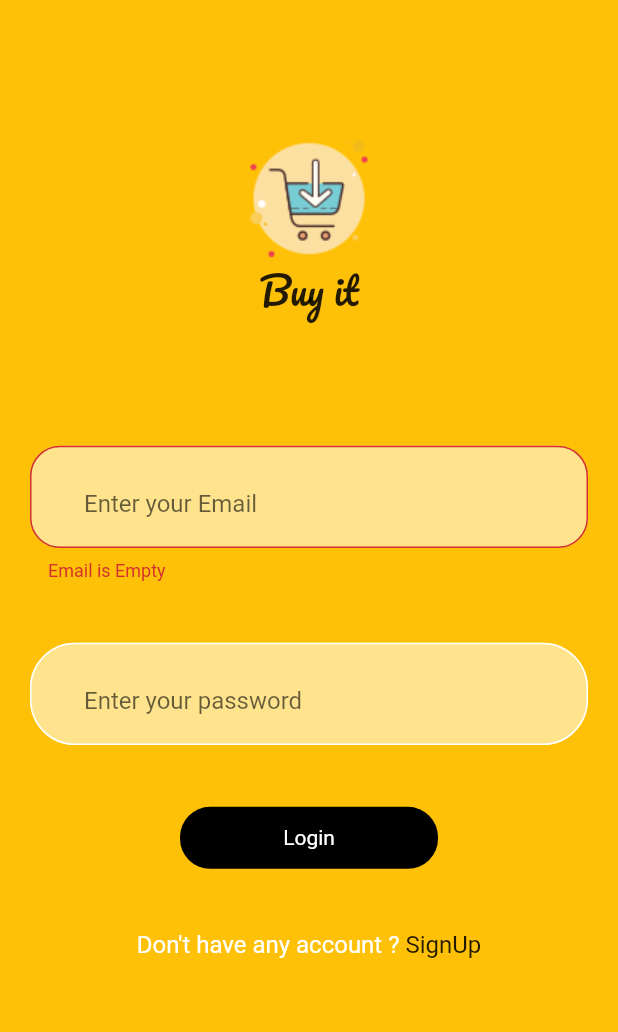
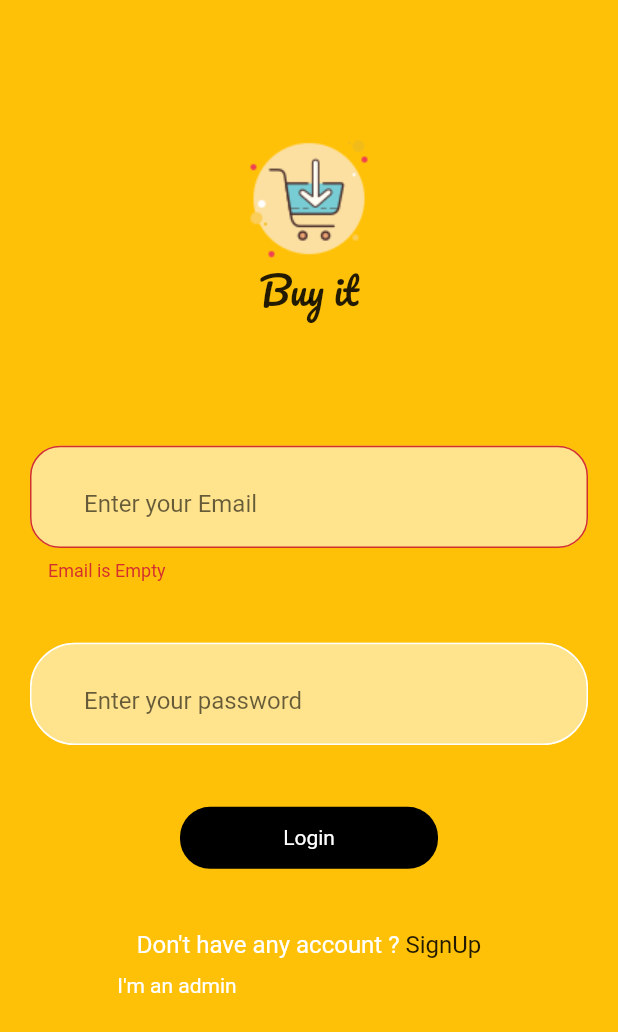
Before and after one commit to hager-shiref/E_Commerce, a Flutter app: the screen it shows after launch, after a tap on "Login", on a phone screen of 412 x 824 dp. Shown: the top 1032 px of the screen. Run offline on Flutter 3.47's test engine with Material 2 defaults, Android fonts, the phone set to English and light mode, and no system bars; our stand-ins replace firebase_auth, firebase_core, modal_progress_hud_nsn; accounts and stored records are empty.

Commit message:
switching between admin and user

```diff
--- a/lib/main.dart
+++ b/lib/main.dart
@@ -1,4 +1,6 @@
+import 'package:e_commerce/provider/adminMode.dart';
 import 'package:e_commerce/provider/modelHub.dart';
+import 'package:e_commerce/screens/admin_home.dart';
 import 'package:e_commerce/screens/login_screen.dart';
 import 'package:flutter/material.dart';
 import 'package:provider/provider.dart';
@@ -14,16 +16,22 @@ void main()async {
 class MyApp extends StatelessWidget {
   @override
   Widget build(BuildContext context) {
-    return ChangeNotifierProvider<ModelHub>(
-      create: (context)=>ModelHub(),
+    return  MultiProvider(
+      providers: [
+        ChangeNotifierProvider<ModelHub>(
+      create: (context)=>ModelHub(),),
+      ChangeNotifierProvider<AdminMode>(create: (context)=>AdminMode(),)
+      ],
           child: MaterialApp(
           debugShowCheckedModeBanner: false,
           initialRoute: LoginScreen.id,
           routes: {
             LoginScreen.id:(context)=>LoginScreen(),
             SignUpScreen.id:(context)=>SignUpScreen(),
-          HomePage.id:(context)=>HomePage()
+            HomePage.id:(context)=>HomePage(),
+            AdminHome.id:(context)=>AdminHome()
           },
+
       ),
     );
   }
--- /dev/null
+++ b/lib/provider/adminMode.dart
@@ -0,0 +1,12 @@
+import 'package:flutter/cupertino.dart';
+
+class AdminMode extends ChangeNotifier
+{
+  bool isAdmin=false;
+  changeIsAdmin(bool value)
+  {
+    isAdmin=value;
+    notifyListeners();
+  }
+
+}
--- /dev/null
+++ b/lib/screens/admin_home.dart
@@ -0,0 +1,13 @@
+import 'package:e_commerce/constant.dart';
+import 'package:flutter/material.dart';
+class AdminHome extends StatelessWidget {
+  static String id='AdminHome';
+  @override
+  Widget build(BuildContext context) {
+    return Scaffold(
+      backgroundColor: kMainColor,
+      body: Container(),
+
+    );
+  }
+}
--- a/lib/screens/login_screen.dart
+++ b/lib/screens/login_screen.dart
@@ -1,3 +1,5 @@
+import 'package:e_commerce/provider/adminMode.dart';
+import 'package:e_commerce/provider/modelHub.dart';
 import 'package:e_commerce/screens/home_page.dart';
 import 'package:e_commerce/screens/signUp_screen.dart';
 import 'package:e_commerce/widgets/custom_stack.dart';
@@ -5,10 +7,15 @@ import 'package:flutter/material.dart';
 import 'package:e_commerce/constant.dart';
 import 'package:e_commerce/widgets/custom_text_field.dart';
 import 'package:e_commerce/services/auth.dart';
+import 'package:provider/provider.dart';
+
+import 'admin_home.dart';
 class LoginScreen extends StatelessWidget {
   static String id='LoginScreen';
   String _email,_password;
   final _auth=Auth();
+  bool isAdmin=false;
+  final adminPassword='admin123456789';
    final GlobalKey<FormState>_globalKey=GlobalKey<FormState>();
   @override
   Widget build(BuildContext context) {
@@ -42,22 +49,11 @@ class LoginScreen extends StatelessWidget {
               Padding(
                 padding: const EdgeInsets.symmetric(horizontal: 120),
                 child: InkWell(
-                  onTap: ()async
+                  onTap: ()
                   {
-                    if(_globalKey.currentState.validate())
-                    {
-                     try{
-                       _globalKey.currentState.save();
-                      final result= await _auth.signIn(_email, _password);
-                      Navigator.pushNamed(context, HomePage.id);
-                     }
-                     catch(e){
-                       ScaffoldMessenger.of(context).showSnackBar(
-                         SnackBar(content: Text(e.message))
-                       );
-                     }
-                    }
+                    _validate(context);
                   },
+
                   child: Container(
                     height: height/20,
                  decoration: BoxDecoration( color: Colors.black,
@@ -85,6 +81,31 @@ class LoginScreen extends StatelessWidget {
                     style: TextStyle(fontSize: 16),),
                   )
                 ],
+              ),
+              Padding(
+                padding: const EdgeInsets.symmetric(horizontal: 30,vertical: 10),
+                child: Row(
+                  children: [
+                    Expanded(child: GestureDetector(
+                      onTap: ()
+                      {
+                        Provider.of<AdminMode>(context).changeIsAdmin(true);
+                      },
+                      child: Text('I\'m an admin',textAlign: TextAlign.center,style: TextStyle(
+                        color:Provider.of<AdminMode>(context,listen: false).isAdmin? kMainColor:Colors.white
+                      ),),
+                    )),
+                    Expanded(child: GestureDetector(
+                      onTap: ()
+                      {
+                        Provider.of<AdminMode>(context,listen: false).changeIsAdmin(false);
+                      },
+                      child: Text('I\'m a user',textAlign: TextAlign.center,style: TextStyle(
+                        color:Provider.of<AdminMode>(context).isAdmin? Colors.white:kMainColor
+                      )),
+                    ))
+                  ],
+                ),
               )
 
             ],
@@ -92,4 +113,55 @@ class LoginScreen extends StatelessWidget {
         ),
     );
   }
+
+void _validate(BuildContext context)async
+  {
+    final modelHud=Provider.of<ModelHub>(context,listen: false);
+    modelHud.changeIsLoading(true);
+      if(_globalKey.currentState.validate())
+      {
+          _globalKey.currentState.save();
+          if(Provider.of<AdminMode>(context,listen: false).isAdmin)
+          {
+              if(_password==adminPassword)
+              {
+            try
+            {
+
+            _auth.signIn(_email, _password);
+            Navigator.pushNamed(context, AdminHome.id);
+          }
+          catch(e)
+          {
+            modelHud.changeIsLoading(false);
+            ScaffoldMessenger.of(context).showSnackBar(
+              SnackBar(content: Text(e.message))
+            );
+          }
+              }
+              else
+              {
+               modelHud.changeIsLoading(false);
+                ScaffoldMessenger.of(context).showSnackBar(
+              SnackBar(content: Text('Something went wrong '))
+            );
+              }
+          }
+          else
+          {
+            try
+            {
+           await _auth.signIn(_email, _password);
+            Navigator.pushNamed(context, HomePage.id);
+          }
+          catch(e)
+          {
+            ScaffoldMessenger.of(context).showSnackBar(
+              SnackBar(content: Text(e.message))
+            );
+          }
+          }
+      }
+      modelHud.changeIsLoading(false);
+  }
 }
```
Lines whose indentation alone changed are shown as unchanged.
